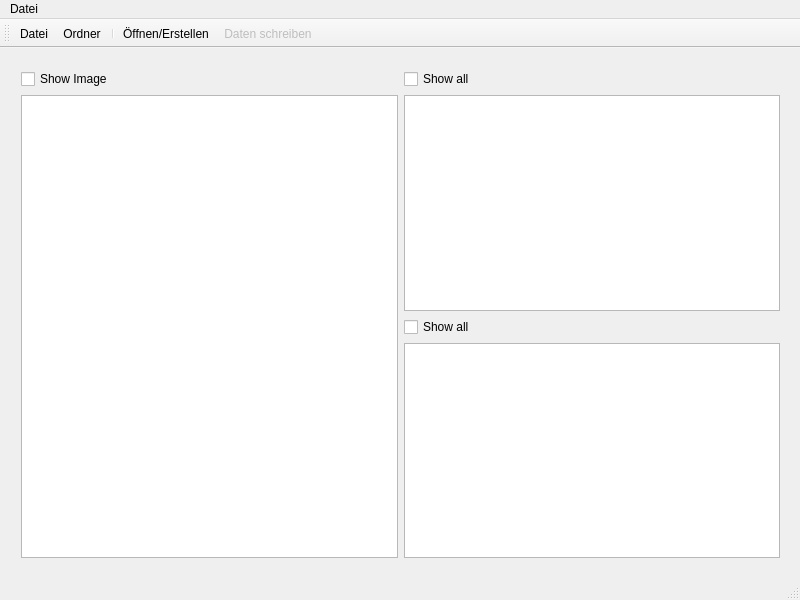
FormSeher/formseher, file TeamBdbTool/form/teambdbtool.ui: the form before one commit.
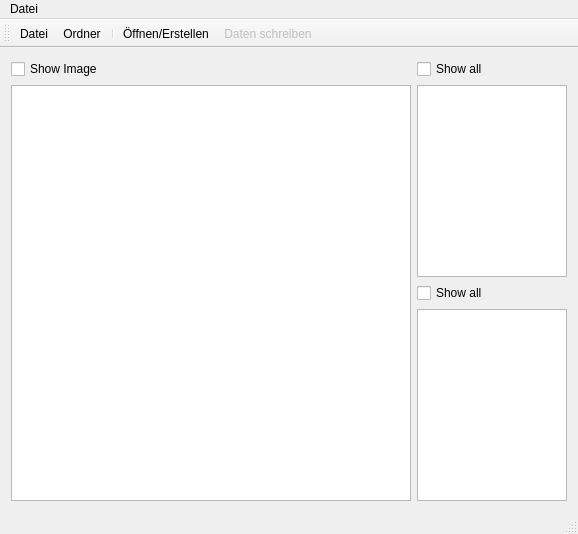
The form after the commit. Icons and pictures are not drawn.

Commit message: reformated forms. added full resize functionality for all forms.

```diff
--- a/TeamBdbTool/form/teambdbtool.ui
+++ b/TeamBdbTool/form/teambdbtool.ui
@@ -6,49 +6,63 @@
    <rect>
     <x>0</x>
     <y>0</y>
-    <width>800</width>
-    <height>600</height>
+    <width>578</width>
+    <height>531</height>
    </rect>
   </property>
+  <property name="minimumSize">
+   <size>
+    <width>0</width>
+    <height>0</height>
+   </size>
+  </property>
   <property name="windowTitle">
    <string>MainWindow</string>
   </property>
   <widget class="QWidget" name="centralWidget">
-   <widget class="QWidget" name="layoutWidget">
-    <property name="geometry">
-     <rect>
-      <x>10</x>
-      <y>10</y>
-      <width>781</width>
-      <height>511</height>
-     </rect>
-    </property>
-    <layout class="QGridLayout" name="gridLayout">
-     <item row="1" column="0" rowspan="3">
-      <widget class="QGraphicsView" name="graphicsView"/>
-     </item>
-     <item row="0" column="2">
-      <widget class="QCheckBox" name="showAllFoundLines">
-       <property name="text">
-        <string>Show all</string>
-       </property>
-      </widget>
-     </item>
-     <item row="2" column="2">
-      <widget class="QCheckBox" name="showAllDetetectedLines">
-       <property name="text">
-        <string>Show all</string>
-       </property>
-      </widget>
-     </item>
+   <layout class="QGridLayout" name="gridLayout_3">
+    <item row="0" column="0">
+     <layout class="QGridLayout" name="gridLayout_2">
      <item row="0" column="0">
       <widget class="QCheckBox" name="showImage">
+        <property name="maximumSize">
+         <size>
+          <width>16777215</width>
+          <height>16777215</height>
+         </size>
+        </property>
        <property name="text">
         <string>Show Image</string>
        </property>
       </widget>
      </item>
-     <item row="1" column="2">
+      <item row="1" column="0">
+       <widget class="QGraphicsView" name="graphicsView">
+        <property name="minimumSize">
+         <size>
+          <width>400</width>
+          <height>400</height>
+         </size>
+        </property>
+        <property name="maximumSize">
+         <size>
+          <width>16777215</width>
+          <height>16777215</height>
+         </size>
+        </property>
+        <property name="baseSize">
+         <size>
+          <width>640</width>
+          <height>480</height>
+         </size>
+        </property>
+       </widget>
+      </item>
+     </layout>
+    </item>
+    <item row="0" column="1">
+     <layout class="QGridLayout" name="gridLayout">
+      <item row="2" column="0">
       <widget class="QListView" name="allLinesView">
        <property name="sizePolicy">
         <sizepolicy hsizetype="MinimumExpanding" vsizetype="MinimumExpanding">
@@ -56,9 +70,15 @@
          <verstretch>0</verstretch>
         </sizepolicy>
        </property>
-      </widget>
-     </item>
-     <item row="3" column="2">
+        <property name="maximumSize">
+         <size>
+          <width>150</width>
+          <height>16777215</height>
+         </size>
+        </property>
+       </widget>
+      </item>
+      <item row="4" column="0">
       <widget class="QListView" name="selectedLinesView">
        <property name="sizePolicy">
         <sizepolicy hsizetype="MinimumExpanding" vsizetype="MinimumExpanding">
@@ -66,17 +86,53 @@
          <verstretch>0</verstretch>
         </sizepolicy>
        </property>
-      </widget>
-     </item>
-    </layout>
-   </widget>
+        <property name="maximumSize">
+         <size>
+          <width>150</width>
+          <height>16777215</height>
+         </size>
+        </property>
+       </widget>
+      </item>
+      <item row="3" column="0">
+       <widget class="QCheckBox" name="showAllDetetectedLines">
+        <property name="maximumSize">
+         <size>
+          <width>16777215</width>
+          <height>16777215</height>
+         </size>
+        </property>
+        <property name="text">
+         <string>Show all</string>
+        </property>
+       </widget>
+      </item>
+      <item row="1" column="0">
+       <widget class="QCheckBox" name="showAllFoundLines">
+        <property name="maximumSize">
+         <size>
+          <width>16777215</width>
+          <height>16777215</height>
+         </size>
+        </property>
+        <property name="text">
+         <string>Show all</string>
+        </property>
+       </widget>
+      </item>
+     </layout>
+    </item>
+   </layout>
+   <zorder>layoutWidget</zorder>
+   <zorder>showAllFoundLines</zorder>
+   <zorder>allLinesView</zorder>
   </widget>
   <widget class="QMenuBar" name="menuBar">
    <property name="geometry">
     <rect>
      <x>0</x>
      <y>0</y>
-     <width>800</width>
+     <width>578</width>
      <height>21</height>
     </rect>
    </property>
```
Left out of the diff: 14 changed lines with no effect on the pictures. Lines whose indentation alone changed are shown as unchanged. The commit also changes 3 other files.
